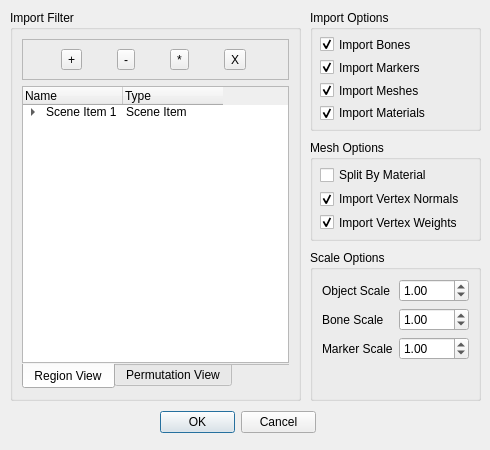
First picture: the form in Reclaimer.Integration3d/reclaimer/ui/widget.ui, repository Gravemind2401/Reclaimer, before the edit.
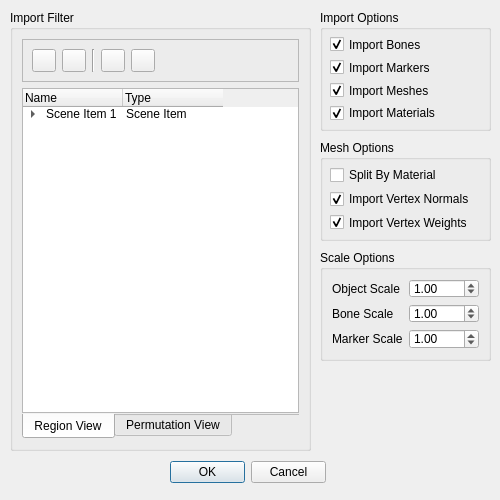
Second picture: the form after the edit. Icons and pictures are not drawn.

```diff
--- a/Reclaimer.Integration3d/reclaimer/ui/widget.ui
+++ b/Reclaimer.Integration3d/reclaimer/ui/widget.ui
@@ -6,15 +6,21 @@
    <rect>
     <x>0</x>
     <y>0</y>
-    <width>490</width>
-    <height>450</height>
+    <width>500</width>
+    <height>500</height>
    </rect>
   </property>
+  <property name="minimumSize">
+   <size>
+    <width>500</width>
+    <height>500</height>
+   </size>
+  </property>
   <widget class="QDialogButtonBox" name="buttonBox">
    <property name="geometry">
     <rect>
-     <x>160</x>
-     <y>410</y>
+     <x>170</x>
+     <y>460</y>
      <width>156</width>
      <height>24</height>
     </rect>
@@ -29,7 +35,7 @@
   <widget class="QGroupBox" name="groupBox_importOptions">
    <property name="geometry">
     <rect>
-     <x>310</x>
+     <x>320</x>
      <y>10</y>
      <width>171</width>
      <height>121</height>
@@ -109,7 +115,7 @@
   <widget class="QGroupBox" name="groupBox_meshOptions">
    <property name="geometry">
     <rect>
-     <x>310</x>
+     <x>320</x>
      <y>140</y>
      <width>171</width>
      <height>101</height>
@@ -169,8 +175,8 @@
     <rect>
      <x>10</x>
      <y>10</y>
-     <width>291</width>
-     <height>391</height>
+     <width>301</width>
+     <height>441</height>
     </rect>
    </property>
    <property name="title">
@@ -185,32 +191,68 @@
       <layout class="QHBoxLayout" name="horizontalLayout">
        <item>
         <widget class="QToolButton" name="toolButton_expandAll">
-         <property name="text">
-          <string>+</string>
+         <property name="toolTip">
+          <string>Expand All</string>
+         </property>
+         <property name="icon">
+          <iconset resource="resources/resources.qrc">
+           <normaloff>:/res/ExpandAll_16x.png</normaloff>:/res/ExpandAll_16x.png</iconset>
          </property>
         </widget>
        </item>
        <item>
         <widget class="QToolButton" name="toolButton_collapseAll">
-         <property name="text">
-          <string>-</string>
+         <property name="toolTip">
+          <string>Collapse All</string>
+         </property>
+         <property name="icon">
+          <iconset resource="resources/resources.qrc">
+           <normaloff>:/res/CollapseGroup_16x.png</normaloff>:/res/CollapseGroup_16x.png</iconset>
+         </property>
+        </widget>
+       </item>
+       <item>
+        <widget class="Line" name="line">
+         <property name="orientation">
+          <enum>Qt::Vertical</enum>
          </property>
         </widget>
        </item>
        <item>
         <widget class="QToolButton" name="toolButton_checkAll">
-         <property name="text">
-          <string>*</string>
+         <property name="toolTip">
+          <string>Check All</string>
+         </property>
+         <property name="icon">
+          <iconset resource="resources/resources.qrc">
+           <normaloff>:/res/Checklist_16x.png</normaloff>:/res/Checklist_16x.png</iconset>
          </property>
         </widget>
        </item>
        <item>
         <widget class="QToolButton" name="toolButton_uncheckAll">
-         <property name="text">
-          <string>X</string>
+         <property name="toolTip">
+          <string>Uncheck All</string>
+         </property>
+         <property name="icon">
+          <iconset resource="resources/resources.qrc">
+           <normaloff>:/res/CheckboxList_16x.png</normaloff>:/res/CheckboxList_16x.png</iconset>
          </property>
         </widget>
        </item>
+       <item>
+        <spacer name="horizontalSpacer">
+         <property name="orientation">
+          <enum>Qt::Horizontal</enum>
+         </property>
+         <property name="sizeHint" stdset="0">
+          <size>
+           <width>40</width>
+           <height>20</height>
+          </size>
+         </property>
+        </spacer>
+       </item>
       </layout>
      </widget>
     </item>
@@ -244,6 +286,12 @@
         </property>
         <item row="0" column="0">
          <widget class="QTreeWidget" name="objectTreeWidget">
+          <property name="alternatingRowColors">
+           <bool>true</bool>
+          </property>
+          <property name="selectionMode">
+           <enum>QAbstractItemView::NoSelection</enum>
+          </property>
           <attribute name="headerStretchLastSection">
            <bool>false</bool>
           </attribute>
@@ -376,10 +424,10 @@
   <widget class="QGroupBox" name="groupBox_scaleOptions">
    <property name="geometry">
     <rect>
-     <x>310</x>
+     <x>320</x>
      <y>250</y>
      <width>171</width>
-     <height>151</height>
+     <height>111</height>
     </rect>
    </property>
    <property name="title">
```
Left out of the diff: 23 changed lines with no effect on the pictures.
